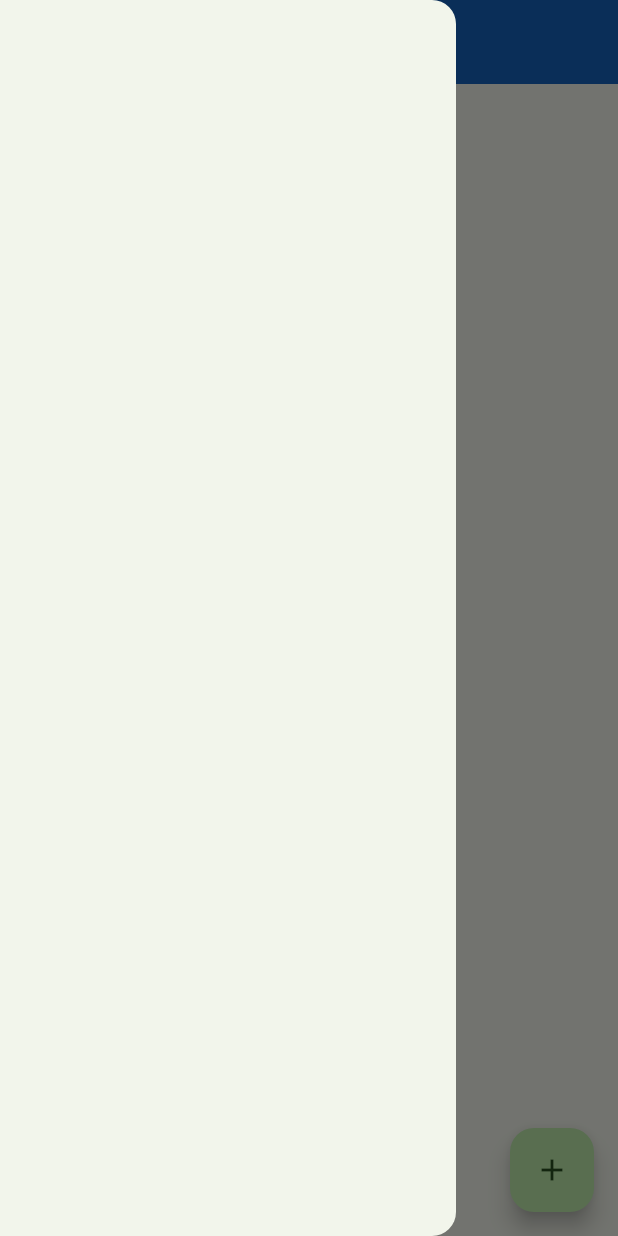
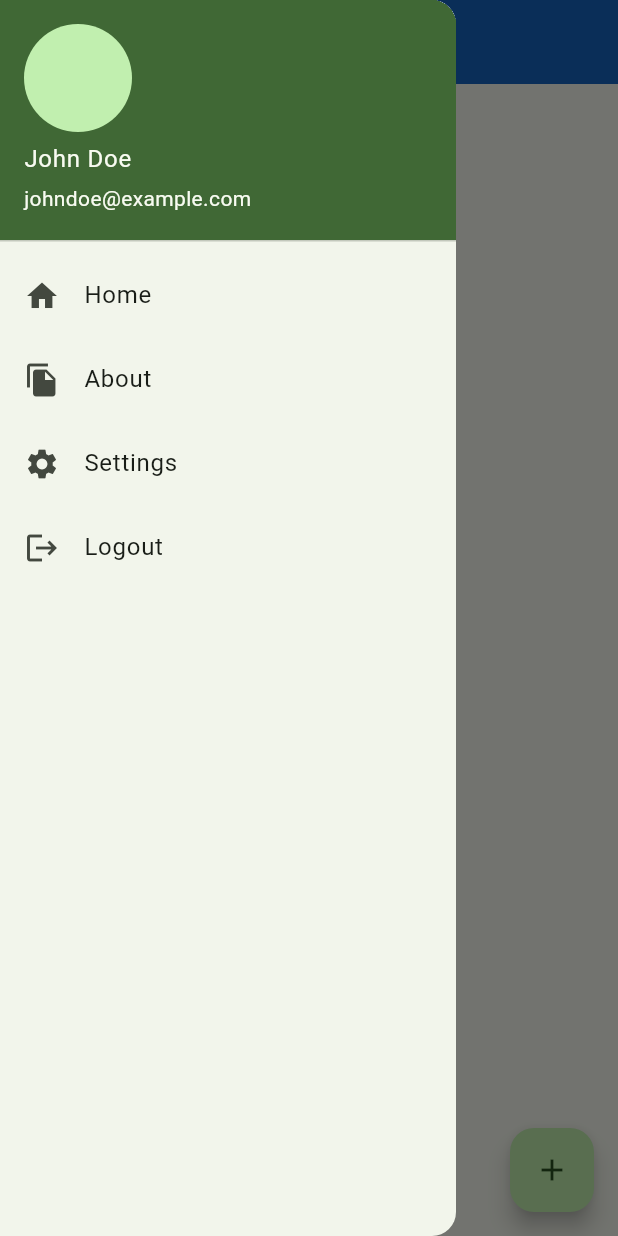
Before and after one commit to superknaicnx/regis_app, a Flutter app: the screen it shows after launch, with the side drawer open, on a phone screen of 412 x 824 dp. Run offline on Flutter 3.47's test engine with Material 3 defaults, Android fonts, the light colour scheme and no system bars.

Commit message:
แยก drawer

```diff
--- a/lib/main.dart
+++ b/lib/main.dart
@@ -1,4 +1,5 @@
 import 'package:flutter/material.dart';
+import 'package:regis_app/screen/about_screen.dart';
 import 'package:regis_app/screen/home_screen.dart';
 
 
@@ -24,7 +25,7 @@
 initialRoute: '/home',
       routes: {
         '/home': (context) => const HomeScreen(),
-        '/about': (context) => const Placeholder(),
+        '/about': (context) => const AboutScreen(),
 
       },
     );
--- a/lib/screen/home_screen.dart
+++ b/lib/screen/home_screen.dart
@@ -1,4 +1,26 @@
 import 'package:flutter/material.dart';
+import '../widget/my_drawer.dart';
+
+void main() {
+  runApp(MyApp());
+}
+
+class MyApp extends StatelessWidget {
+  @override
+  Widget build(BuildContext context) {
+    return MaterialApp(
+      title: 'Flutter Demo',
+      theme: ThemeData(
+        primarySwatch: Colors.blue,
+      ),
+      initialRoute: HomeScreen.routeName,
+      routes: {
+        HomeScreen.routeName: (context) => HomeScreen(),
+        SettingsScreen.routeName: (context) => SettingsScreen(),
+      },
+    );
+  }
+}
 
 class HomeScreen extends StatefulWidget {
   static const routeName = '/home';
@@ -10,6 +32,7 @@ class HomeScreen extends StatefulWidget {
 
 class _HomeScreenState extends State<HomeScreen> {
   String name = "Winai Kankhat";
+  String accountemail = "winai249@gmail.com";
 
   void changeName() {
     setState(() {
@@ -20,7 +43,7 @@ class _HomeScreenState extends State<HomeScreen> {
   @override
   Widget build(BuildContext context) {
     return Scaffold(
-      drawer: Drawer(),
+      drawer: MyDrawer(),
       appBar: AppBar(
         title: Text(
           'Home',
@@ -38,3 +61,19 @@ class _HomeScreenState extends State<HomeScreen> {
     );
   }
 }
+
+class SettingsScreen extends StatelessWidget {
+  static const routeName = '/settings';
+
+  @override
+  Widget build(BuildContext context) {
+    return Scaffold(
+      appBar: AppBar(
+        title: Text('Settings'),
+      ),
+      body: Center(
+        child: Text('Settings Page', style: TextStyle(fontSize: 24)),
+      ),
+    );
+  }
+}
--- /dev/null
+++ b/lib/widget/my_drawer.dart
@@ -0,0 +1,61 @@
+import 'package:flutter/material.dart';
+
+class MyDrawer extends StatefulWidget {
+  const MyDrawer({super.key});
+
+  @override
+  State<MyDrawer> createState() => _MyDrawerState();
+}
+
+class _MyDrawerState extends State<MyDrawer> {
+  String name = "John Doe";
+  String accountemail = "johndoe@example.com";
+
+  @override
+  Widget build(BuildContext context) {
+     return Drawer(
+        child: Column(
+          children: [
+            UserAccountsDrawerHeader(
+              currentAccountPicture: CircleAvatar(),
+              accountName: Text(name),
+              accountEmail: Text(accountemail),
+            ),
+            Expanded(
+              child: ListView(
+                shrinkWrap: true,
+                children: [
+                  ListTile(
+                    leading: Icon(Icons.home),
+                    title: Text("Home"),
+                    onTap: () {
+
+                },
+                  ),
+                  ListTile(
+                    leading: Icon(Icons.file_copy),
+                    title: Text("About"),
+                   onTap: () {
+                  Navigator.pushNamed(context, '/about');
+                },
+                  ),
+                  ListTile(
+                    leading: Icon(Icons.settings),
+                    title: Text("Settings"),
+                    onTap: () {}
+                  ),
+                  ListTile(
+                    leading: Icon(Icons.logout),
+                    title: Text("Logout"),
+                    onTap: () {
+                      // Add logout functionality here
+                    },
+                  ),
+                ],
+              ),
+            ),
+          ],
+        ),
+      );
+  }
+}
```
Also changed, not shown: lib/screen/about_screen.dart (added, +17 -0 lines).
